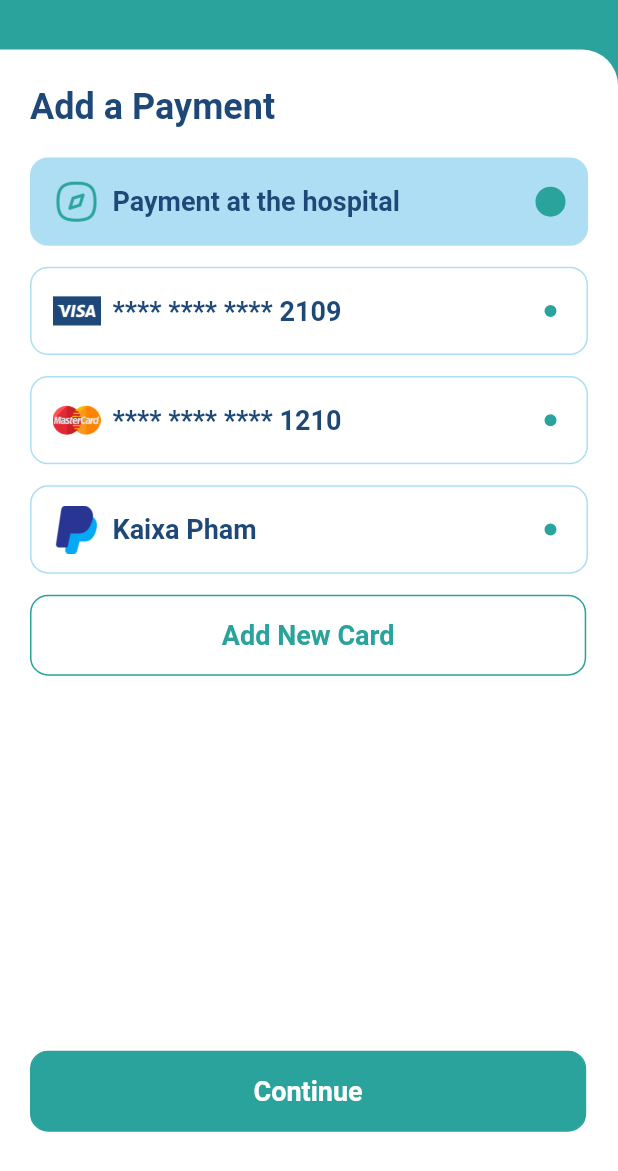
After one commit to Hasnainhai/emos, a Flutter app: the ChosePaymentMethodView screen opened directly, on a phone screen of 412 x 824 dp. The commit adds this screen. Shown: the top 1171 px of the screen. Run offline on Flutter 3.47's test engine with Material 2 defaults, Android fonts, the phone set to English and light mode, and no system bars; our stand-ins replace another_flushbar, fluttertoast, google_fonts; network calls fail.

Commit message:
payment method view complete

```diff
--- a/lib/routes/routes.dart
+++ b/lib/routes/routes.dart
@@ -20,6 +20,7 @@ import 'package:emos/view/OnBoardingScreens/onBoarding1.dart';
 import 'package:emos/view/OnBoardingScreens/onBoarding2.dart';
 import 'package:emos/view/OnBoardingScreens/onBoarding3.dart';
 import 'package:emos/view/OnBoardingScreens/splash_screen.dart';
+import 'package:emos/view/PaymentView/chose_payment_method_view.dart';
 import 'package:emos/view/ProfileView/profile_view.dart';
 import 'package:emos/view/SelectAllergyView/select_alergy_view.dart';
 import 'package:flutter/material.dart';
@@ -119,10 +120,14 @@ class Routes {
       case RouteName.callview:
         return MaterialPageRoute(
           builder: (BuildContext context) => const CallView(),
-);
-          case RouteName.selectAlergyview:
+        );
+      case RouteName.selectAlergyview:
         return MaterialPageRoute(
           builder: (BuildContext context) => const SelectAlergyView(),
+        );
+      case RouteName.chosepaymentmethodview:
+        return MaterialPageRoute(
+          builder: (BuildContext context) => const ChosePaymentMethodView(),
         );
       default:
         return MaterialPageRoute(
--- a/lib/routes/routes_name.dart
+++ b/lib/routes/routes_name.dart
@@ -25,4 +25,5 @@ class RouteName {
   static const String adddependetview = ('/chose_dependet_view');
   static const String callview = ('/call_view');
   static const String selectAlergyview = ('/select_alergy_view');
+  static const String chosepaymentmethodview = ('/chose_payment_method_view');
 }
--- a/lib/view/HosptialListView/book_hosptial_apointment_view.dart
+++ b/lib/view/HosptialListView/book_hosptial_apointment_view.dart
@@ -1,6 +1,7 @@
 import 'package:emos/components/RoundedButton/rounded_button.dart';
 import 'package:emos/components/VerticalSpacing/vertical_spacing.dart';
 import 'package:emos/res/GlobalColors/colors.dart';
+import 'package:emos/routes/routes_name.dart';
 import 'package:emos/view/AppointmentHosptialView/apointment_done_popup.dart';
 import 'package:emos/view/HosptialListView/Widgets/clander.dart';
 import 'package:emos/view/HosptialListView/Widgets/selected_hosptial_card.dart';
@@ -584,10 +585,14 @@ class _BookHosptialApointmentViewState
                 RoundedButton(
                   title: "Continue",
                   onpress: () {
-                    showDialog(
-                        context: context,
-                        builder: (BuildContext context) =>
-                            const ApointmenDonetPopup());
+                    // showDialog(
+                    //     context: context,
+                    //     builder: (BuildContext context) =>
+                    //         const ApointmenDonetPopup());
+                    Navigator.pushNamed(
+                      context,
+                      RouteName.chosepaymentmethodview,
+                    );
                   },
                   bgColor: AppColor.bgFillColor,
                   titleColor: AppColor.whiteColor,
--- /dev/null
+++ b/lib/view/PaymentView/chose_payment_method_view.dart
@@ -0,0 +1,166 @@
+import 'package:emos/components/RoundedButton/rounded_button.dart';
+import 'package:emos/components/VerticalSpacing/vertical_spacing.dart';
+import 'package:emos/res/GlobalColors/colors.dart';
+import 'package:emos/view/PaymentView/widgets/payment_method_card.dart';
+import 'package:flutter/material.dart';
+import 'package:google_fonts/google_fonts.dart';
+
+class ChosePaymentMethodView extends StatefulWidget {
+  const ChosePaymentMethodView({super.key});
+
+  @override
+  State<ChosePaymentMethodView> createState() => _ChosePaymentMethodViewState();
+}
+
+class _ChosePaymentMethodViewState extends State<ChosePaymentMethodView> {
+  bool firstColor = true;
+  bool secondColor = false;
+  bool thirdColor = false;
+
+  bool fourthColor = false;
+
+  @override
+  Widget build(BuildContext context) {
+    return Scaffold(
+      backgroundColor: AppColor.bgFillColor,
+      body: Padding(
+        padding: const EdgeInsets.only(
+          top: 33,
+        ),
+        child: Container(
+          height: MediaQuery.of(context).size.height,
+          width: MediaQuery.of(context).size.width,
+          decoration: const BoxDecoration(
+            borderRadius: BorderRadius.only(
+              topRight: Radius.circular(24),
+            ),
+            color: AppColor.whiteColor,
+          ),
+          child: Padding(
+            padding: const EdgeInsets.only(
+              left: 20,
+              right: 20,
+              top: 24,
+            ),
+            child: Column(
+              crossAxisAlignment: CrossAxisAlignment.start,
+              children: [
+                Text(
+                  "Add a Payment",
+                  style: GoogleFonts.getFont(
+                    "Roboto",
+                    textStyle: const TextStyle(
+                      fontSize: 24,
+                      fontWeight: FontWeight.w600,
+                      color: AppColor.textColor,
+                    ),
+                  ),
+                ),
+                const VerticalSpeacing(
+                  20,
+                ),
+                PaymentMethodCard(
+                  text: "Payment at the hospital",
+                  image: "images/handcash.png",
+                  fun: () {
+                    setState(() {
+                      firstColor = !firstColor;
+                      secondColor = false;
+                      thirdColor = false;
+
+                      fourthColor = false;
+                    });
+                  },
+                  containerColor: firstColor
+                      ? AppColor.textFieldColor
+                      : AppColor.whiteColor,
+                  radioButtonColor:
+                      firstColor ? AppColor.bgFillColor : AppColor.whiteColor,
+                ),
+                const VerticalSpeacing(
+                  14,
+                ),
+                PaymentMethodCard(
+                  text: "**** **** **** 2109",
+                  image: "images/visa.png",
+                  fun: () {
+                    setState(() {
+                      firstColor = false;
+                      secondColor = !secondColor;
+                      thirdColor = false;
+
+                      fourthColor = false;
+                    });
+                  },
+                  containerColor: secondColor
+                      ? AppColor.textFieldColor
+                      : AppColor.whiteColor,
+                  radioButtonColor:
+                      secondColor ? AppColor.bgFillColor : AppColor.whiteColor,
+                ),
+                const VerticalSpeacing(
+                  14,
+                ),
+                PaymentMethodCard(
+                  text: "**** **** **** 1210",
+                  image: "images/master.png",
+                  fun: () {
+                    setState(() {
+                      firstColor = false;
+                      secondColor = false;
+                      thirdColor = !thirdColor;
+
+                      fourthColor = false;
+                    });
+                  },
+                  containerColor: thirdColor
+                      ? AppColor.textFieldColor
+                      : AppColor.whiteColor,
+                  radioButtonColor:
+                      thirdColor ? AppColor.bgFillColor : AppColor.whiteColor,
+                ),
+                const VerticalSpeacing(
+                  14,
+                ),
+                PaymentMethodCard(
+                  text: "Kaixa Pham",
+                  image: "images/paypal.png",
+                  fun: () {
+                    setState(() {
+                      firstColor = false;
+                      secondColor = false;
+                      thirdColor = false;
+
+                      fourthColor = !fourthColor;
+                    });
+                  },
+                  containerColor: fourthColor
+                      ? AppColor.textFieldColor
+                      : AppColor.whiteColor,
+                  radioButtonColor:
+                      fourthColor ? AppColor.bgFillColor : AppColor.whiteColor,
+                ),
+                const VerticalSpeacing(
+                  14,
+                ),
+                RoundedButton(
+                  title: "Add New Card",
+                  onpress: () {},
+                  bgColor: AppColor.whiteColor,
+                  titleColor: AppColor.bgFillColor,
+                ),
+                const VerticalSpeacing(250),
+                RoundedButton(
+                  title: "Continue",
+                  onpress: () {},
+                  bgColor: AppColor.bgFillColor,
+                  titleColor: AppColor.whiteColor,
+                ),
+              ],
+            ),
+          ),
+        ),
+      ),
+    );
+  }
+}
--- /dev/null
+++ b/lib/view/PaymentView/widgets/payment_method_card.dart
@@ -0,0 +1,80 @@
+import 'package:emos/res/GlobalColors/colors.dart';
+import 'package:flutter/material.dart';
+import 'package:google_fonts/google_fonts.dart';
+
+class PaymentMethodCard extends StatelessWidget {
+  const PaymentMethodCard(
+      {super.key,
+      required this.text,
+      required this.image,
+      required this.fun,
+      required this.containerColor,
+      required this.radioButtonColor});
+  final String text;
+  final String image;
+  final Function() fun;
+  final Color containerColor;
+  final Color radioButtonColor;
+
+  @override
+  Widget build(BuildContext context) {
+    return InkWell(
+      onTap: fun,
+      child: Container(
+        height: MediaQuery.of(context).size.height / 14,
+        width: MediaQuery.of(context).size.width,
+        decoration: BoxDecoration(
+          color: containerColor,
+          borderRadius: BorderRadius.circular(12),
+          border: Border.all(
+            color: AppColor.textFieldColor,
+          ),
+        ),
+        child: Padding(
+          padding: const EdgeInsets.only(
+            left: 14,
+            right: 14,
+          ),
+          child: Row(
+            mainAxisAlignment: MainAxisAlignment.spaceBetween,
+            children: [
+              Row(
+                children: [
+                  Image.asset(
+                    image,
+                    height: 32,
+                  ),
+                  const SizedBox(
+                    width: 8,
+                  ),
+                  Text(
+                    text,
+                    style: GoogleFonts.getFont(
+                      "Roboto",
+                      textStyle: const TextStyle(
+                        fontSize: 18,
+                        fontWeight: FontWeight.w600,
+                        color: AppColor.textColor,
+                      ),
+                    ),
+                  ),
+                ],
+              ),
+              Container(
+                height: 20,
+                width: 20,
+                decoration: BoxDecoration(
+                    shape: BoxShape.circle,
+                    color: AppColor.bgFillColor,
+                    border: Border.all(
+                      color: radioButtonColor,
+                      width: 6,
+                    )),
+              )
+            ],
+          ),
+        ),
+      ),
+    );
+  }
+}
```
Also changed, not shown: images/handcash.png (added), images/master.png (added), images/paypal.png (added), images/visa.png (added).
